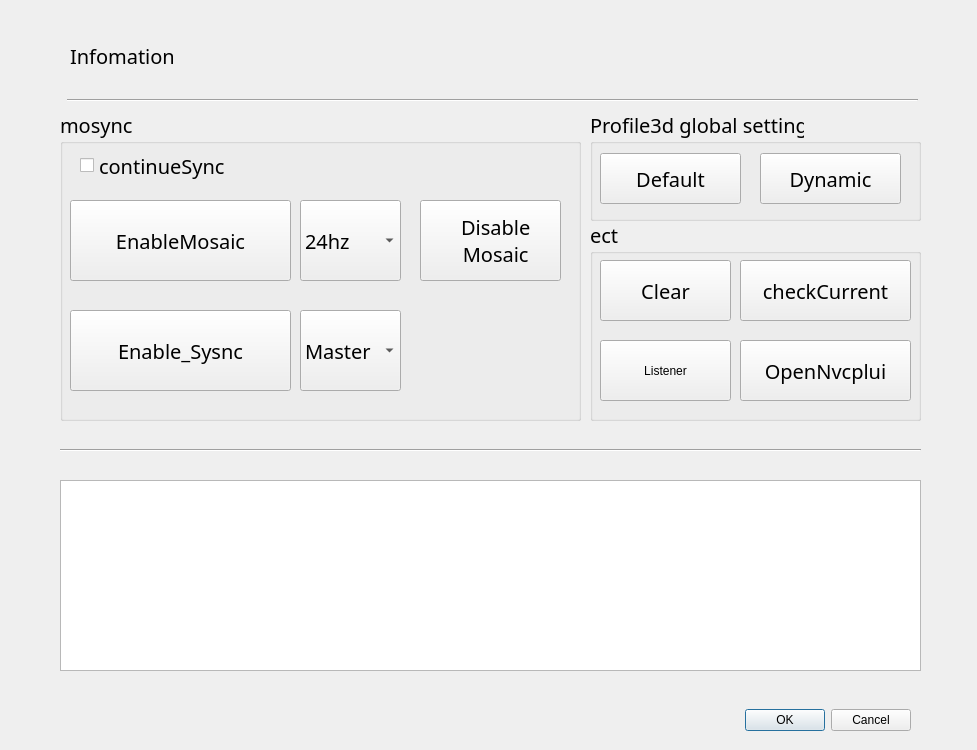
This is test.ui in thissak/QtMosaic as Qt 5 draws it before an edit. The edited form follows.
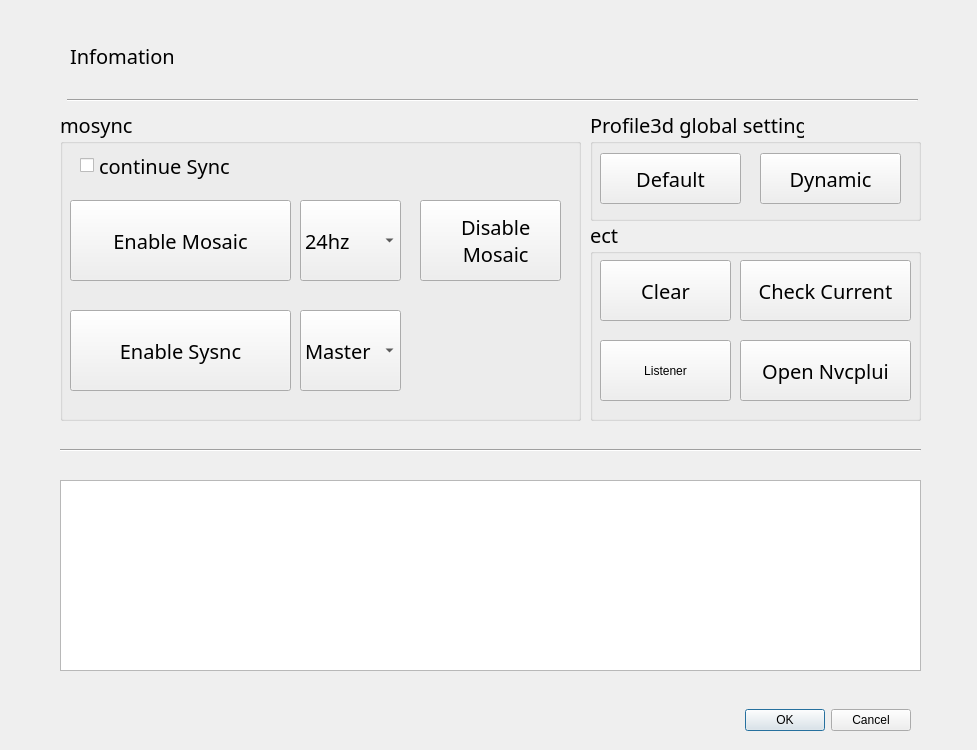
This is the edited form. Icons and pictures are not drawn.

Diff of the .ui file:
```diff
--- a/test.ui
+++ b/test.ui
@@ -194,7 +194,7 @@
      <string>체크박스입니다</string>
     </property>
     <property name="text">
-     <string>continueSync</string>
+     <string>continue Sync</string>
     </property>
    </widget>
    <widget class="QPushButton" name="btn1_mosaic">
@@ -216,7 +216,7 @@
      </font>
     </property>
     <property name="text">
-     <string>EnableMosaic</string>
+     <string>Enable Mosaic</string>
     </property>
     <property name="icon">
      <iconset>
@@ -248,7 +248,7 @@
      </font>
     </property>
     <property name="text">
-     <string>Enable_Sysnc</string>
+     <string>Enable Sysnc</string>
     </property>
     <property name="icon">
      <iconset>
@@ -447,7 +447,7 @@
      <string>nvidia 제어판을 엽니다.</string>
     </property>
     <property name="text">
-     <string>OpenNvcplui</string>
+     <string>Open Nvcplui</string>
     </property>
     <property name="icon">
      <iconset>
@@ -455,8 +455,8 @@
     </property>
     <property name="iconSize">
      <size>
-      <width>30</width>
-      <height>30</height>
+      <width>28</width>
+      <height>28</height>
      </size>
     </property>
    </widget>
@@ -547,7 +547,7 @@
      <string>현제 상태를 체크 합니다.</string>
     </property>
     <property name="text">
-     <string>checkCurrent</string>
+     <string>Check Current</string>
     </property>
     <property name="icon">
      <iconset>
@@ -555,8 +555,8 @@
     </property>
     <property name="iconSize">
      <size>
-      <width>30</width>
-      <height>30</height>
+      <width>28</width>
+      <height>28</height>
      </size>
     </property>
    </widget>
```
Left out of the diff: 34 changed lines with no effect on the pictures.
